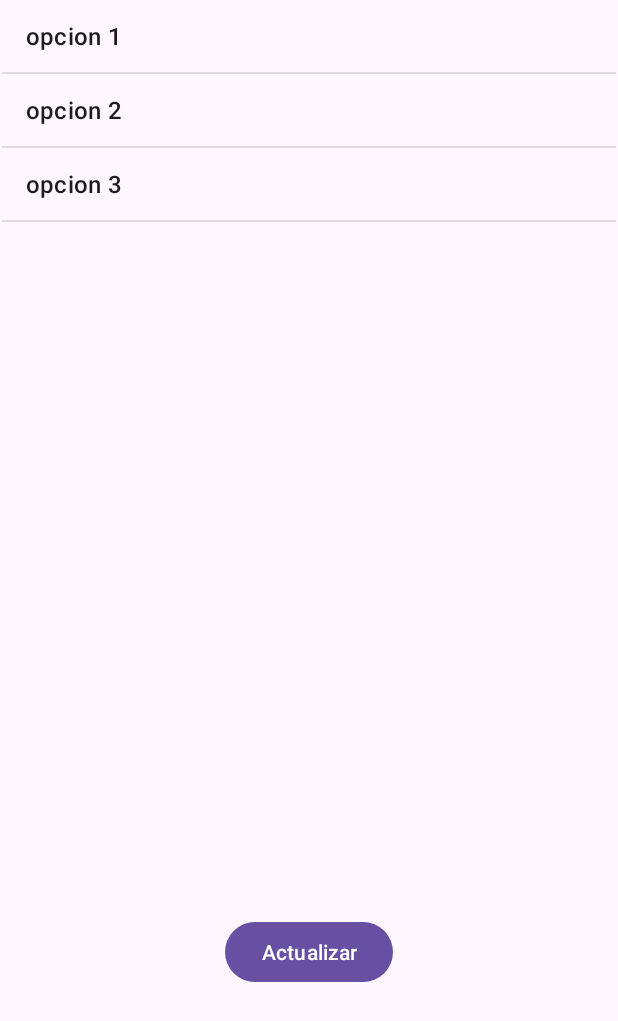
After one commit to alexandervcc/tutoring, an Android app: the ListViewActivity screen opened directly, with no data from a screen before it, on a phone screen of 412 x 824 dp. The commit adds this screen. Shown: the top 1021 px of the screen. Run offline under Robolectric (Android 15) with nearby library versions, the phone set to English and light mode, and no system bars.

Commit message:
ViewBinding + ListView + RecyclerView

```diff
--- /dev/null
+++ b/app/src/main/java/owl/knows/actividadesyciclodevida/ListViewActivity.kt
@@ -0,0 +1,32 @@
+package owl.knows.actividadesyciclodevida
+
+import androidx.appcompat.app.AppCompatActivity
+import android.os.Bundle
+import android.widget.Adapter
+import android.widget.ArrayAdapter
+import android.widget.BaseAdapter
+import androidx.recyclerview.widget.ListAdapter
+import owl.knows.actividadesyciclodevida.databinding.ActivityListViewBinding
+
+class ListViewActivity : AppCompatActivity() {
+
+    private lateinit var binding: ActivityListViewBinding
+    private val items = mutableListOf<String>("opcion 1","opcion 2","opcion 3")
+    override fun onCreate(savedInstanceState: Bundle?) {
+        super.onCreate(savedInstanceState)
+        this.binding = ActivityListViewBinding.inflate(layoutInflater)
+        setContentView(binding.root)
+
+
+        val adaptador = ArrayAdapter<String>(this, android.R.layout.simple_list_item_1, items )
+
+        this.binding.listViewSimple.adapter = adaptador
+
+        this.binding.btnActualizarLista.setOnClickListener {
+            this.items.add("opcion ${items.size+1}")
+            this.binding.listViewSimple.adapter= ArrayAdapter<String>(this, android.R.layout.simple_list_item_1, items )
+        }
+    }
+
+
+}
--- /dev/null
+++ b/app/src/main/res/layout/activity_list_view.xml
@@ -0,0 +1,32 @@
+<?xml version="1.0" encoding="utf-8"?>
+<androidx.constraintlayout.widget.ConstraintLayout xmlns:android="http://schemas.android.com/apk/res/android"
+    xmlns:app="http://schemas.android.com/apk/res-auto"
+    xmlns:tools="http://schemas.android.com/tools"
+    android:layout_width="match_parent"
+    android:layout_height="match_parent"
+    tools:context=".ListViewActivity">
+
+
+    <ListView
+        android:id="@+id/listViewSimple"
+        android:layout_width="409dp"
+        android:layout_height="500dp"
+        app:layout_constraintBottom_toBottomOf="parent"
+        app:layout_constraintEnd_toEndOf="parent"
+        app:layout_constraintStart_toStartOf="parent"
+        app:layout_constraintTop_toTopOf="parent"
+        app:layout_constraintVertical_bias="0.0" />
+
+    <Button
+        android:id="@+id/btnActualizarLista"
+        android:layout_width="wrap_content"
+        android:layout_height="wrap_content"
+        android:text="Actualizar"
+        app:layout_constraintBottom_toBottomOf="parent"
+        app:layout_constraintEnd_toEndOf="parent"
+        app:layout_constraintStart_toStartOf="parent"
+        app:layout_constraintTop_toTopOf="parent"
+        app:layout_constraintVertical_bias="0.787" />
+
+
+</androidx.constraintlayout.widget.ConstraintLayout>
```
Also changed, not shown: app/build.gradle.kts (+7 -0 lines), app/src/main/AndroidManifest.xml (+7 -1 lines), app/src/main/java/owl/knows/actividadesyciclodevida/MainActivity.kt (+27 -27 lines), app/src/main/java/owl/knows/actividadesyciclodevida/RecycleViewActivity.kt (added, +15 -0 lines), app/src/main/java/owl/knows/actividadesyciclodevida/adapters/AdapterUsuario.kt (added, +26 -0 lines), app/src/main/java/owl/knows/actividadesyciclodevida/adapters/UsuarioHolder.kt (added, +29 -0 lines), app/src/main/java/owl/knows/actividadesyciclodevida/models/Usuario.kt (added, +7 -0 lines), app/src/main/res/layout/activity_main.xml (+13 -1 lines), app/src/main/res/layout/activity_recycle_view.xml (added, +15 -0 lines), app/src/main/res/layout/item_rv.xml (added, +37 -0 lines).
